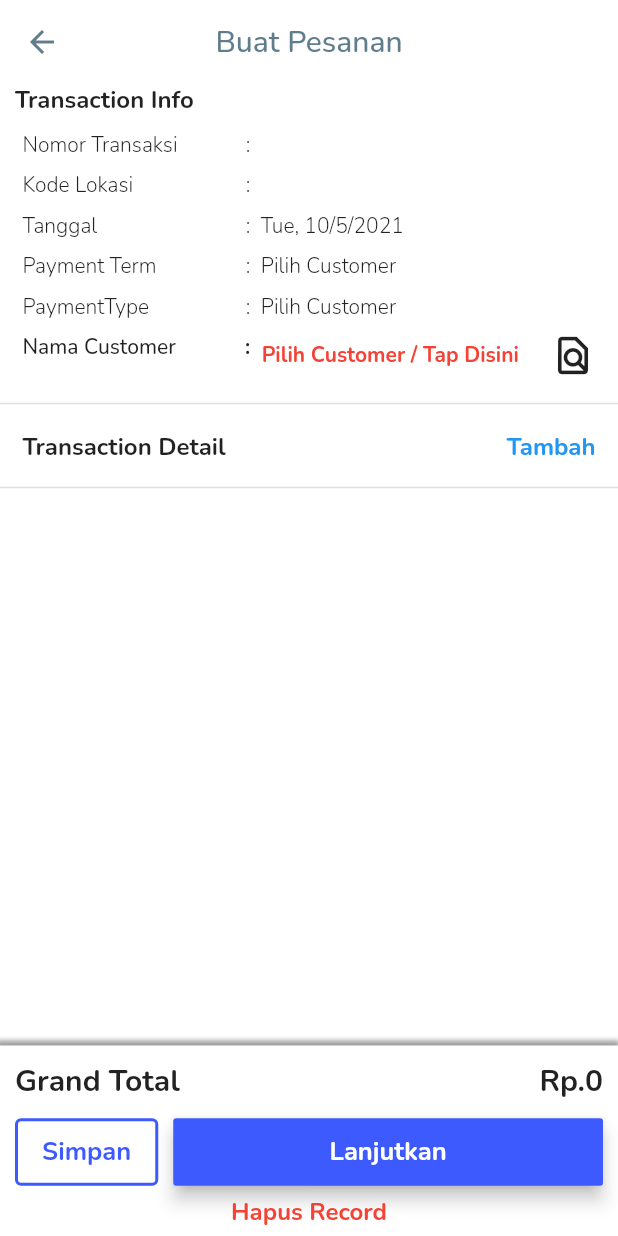
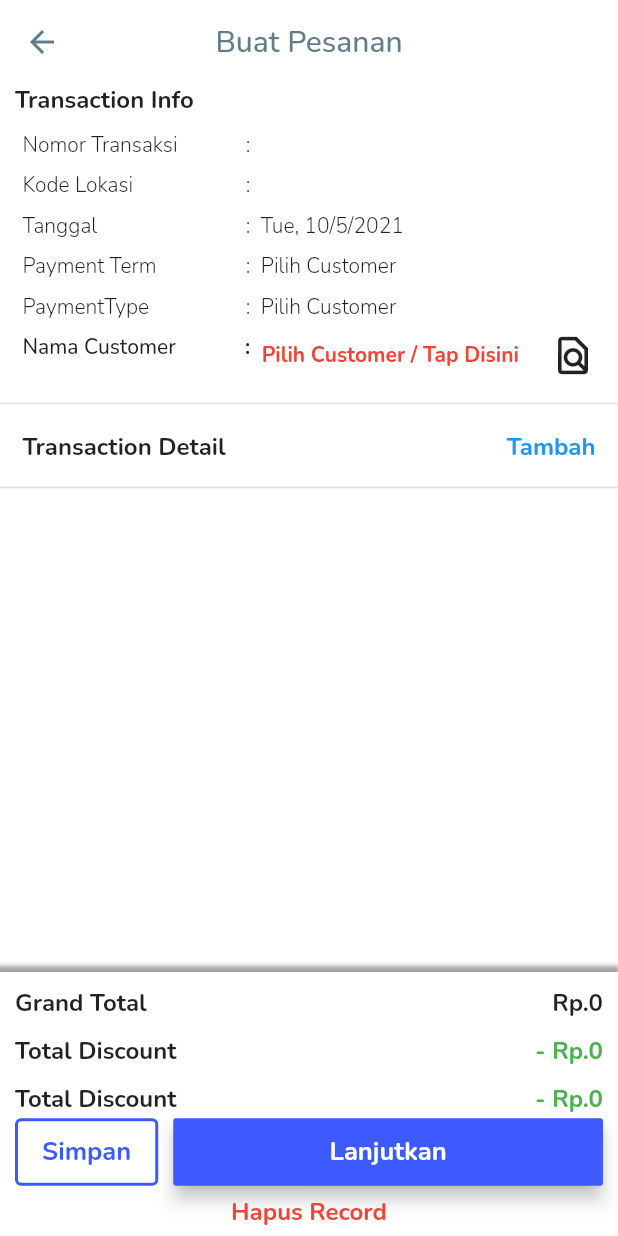
Before and after one commit to kopianan/new_pos, a Flutter app: the SalePage screen opened by its route, after a tap on "Lanjutkan", on a phone screen of 412 x 824 dp. Run offline on Flutter 3.47's test engine with Material 2 defaults, Android fonts, the light colour scheme and no system bars; our stand-ins replace bloc, dartz, dio, flutter_bloc, flutter_svg, flutter_typeahead and 6 more; accounts and stored records are empty.

Commit message:
add discount

```diff
--- a/lib/application/sale/sale_controller.dart
+++ b/lib/application/sale/sale_controller.dart
@@ -23,6 +23,7 @@ class SaleController extends GetxController {
   RxList<ProductDataModel> _cartListItem = <ProductDataModel>[].obs;
   Rx<LocationDataModel> _selectedLocation = LocationDataModel().obs;
   RxDouble _grandTotal = 0.0.obs;
+  RxDouble _grandDiscount = 0.0.obs;
   RxString _transactionNumber = "".obs;
   RxBool _isEditable = false.obs;
   Rx<DateTime> _dateTime = DateTime.now().obs;
@@ -97,6 +98,14 @@ class SaleController extends GetxController {
 
   List<ProductDataModel> get getProductList => this._productList;
 
+  //DISCOUNT LIST
+  void setCustomerDiscountList(List<DiscountDataModel> discList) {
+    this._customrDiscountList.assignAll(discList);
+  }
+
+  List<DiscountDataModel> get getCustomerDiscountList =>
+      this._customrDiscountList;
+
   //CART LIST ITEM
   void setCartList(List<ProductDataModel> list) {
     this._cartListItem.assignAll(list);
@@ -142,20 +151,42 @@ class SaleController extends GetxController {
     }
   }
 
-  String calculateGrandTotal() {
+  double calculateSubTotal() {
     _grandTotal.value = 0;
+
     if (_cartListItem.length == 0) {
       _grandTotal.value = 0;
     }
     _cartListItem.forEach(
       (element) {
+        //Calculate Grand Total
         _grandTotal.value +=
             element.totalBuy * double.parse(element.itemPrice!);
       },
     );
-    var _formatted = NumberFormat.currency(symbol: "Rp.", decimalDigits: 0)
-        .format(_grandTotal.value);
-    return _formatted;
+    return _grandTotal.value;
+  }
+
+  double calculateDiscountGrandTotal() {
+    _grandDiscount.value = 0;
+
+    if (_cartListItem.length == 0) {
+      _grandDiscount.value = 0;
+    }
+    _cartListItem.forEach(
+      (element) {
+        var _subTotal = element.totalBuy * double.parse(element.itemPrice!);
+        if (element.isPercentage == true) {
+          _grandDiscount.value += element.totalBuy *
+              double.parse(element.itemPrice!) *
+              (element.discount! / 100.0);
+        } else {
+          _grandDiscount.value += _subTotal - ((element.discount!) * _subTotal);
+        }
+      },
+    );
+
+    return _grandDiscount.value;
   }
 
   void addItemToCart(ProductDataModel item) {
@@ -167,6 +198,8 @@ class SaleController extends GetxController {
   }
 
   double get getGrandTotal => this._grandTotal.value;
+  double get getGrandDiscount => this._grandDiscount.value;
+
   List<ProductDataModel> get getCartList => this._cartListItem;
 
   //SELECTED ITEM
@@ -182,6 +215,37 @@ class SaleController extends GetxController {
 
     _selectedListItem.removeAt(index);
     _selectedListItem.insert(index, _new);
+  }
+
+  ProductDataModel checkDiscountForItem(ProductDataModel cart) {
+    var _discountList = getCustomerDiscountList;
+    ProductDataModel _newCart = cart;
+
+    for (var i = 0; i < _discountList.length; i++) {
+      var _disc = _discountList[i];
+
+      if (_disc.kategoriId == _newCart.kategoriId) {
+        if (_disc.eventDiscount!.contains("%")) {
+          var _newItem = _newCart.copyWith(isPercentage: true);
+          _newCart = _newItem;
+        } else {
+          var _newItem = _newCart.copyWith(isPercentage: false);
+          _newCart = _newItem;
+        }
+
+        try {
+          var _data = double.parse(
+              _disc.eventDiscount!.replaceAll(RegExp("[^\\d.]"), "").trim());
+
+          var _withDiscount = _newCart.copyWith(discount: _data);
+          _newCart = _withDiscount;
+          return _newCart;
+        } catch (e) {
+          return cart;
+        }
+      }
+    }
+    return _newCart;
   }
 
   void onSaveSelectList() {
@@ -206,9 +270,11 @@ class SaleController extends GetxController {
         try {
           var _item =
               _cartListItem.firstWhere((data) => data.itemId == element.itemId);
-          addBuyQty(_item);
+          var _afterDiscount = checkDiscountForItem(element);
+          addBuyQty(_afterDiscount);
         } catch (e) {
-          _cartListItem.add(element.copyWith(totalBuy: 1));
+          var _afterDiscount = checkDiscountForItem(element);
+          _cartListItem.add(_afterDiscount.copyWith(totalBuy: 1));
         }
       }
     });
--- a/lib/application/sale/sale_cubit.dart
+++ b/lib/application/sale/sale_cubit.dart
@@ -35,7 +35,7 @@ class SaleCubit extends Cubit<SaleState> {
   }
 
   void getCustomerDiscount(CustomerDataModel customerDataModel) async {
-    emit(const SaleState.isLoading());
+    emit(const SaleState.isLoadingDiscount());
     try {
       final _data = await iSale.getCustomerDiscount(customerDataModel);
 
--- a/lib/application/sale/sale_state.dart
+++ b/lib/application/sale/sale_state.dart
@@ -4,6 +4,7 @@ part of 'sale_cubit.dart';
 abstract class SaleState with _$SaleState {
   const factory SaleState.initial() = _Initial;
   const factory SaleState.isLoading() = _IsLoading;
+  const factory SaleState.isLoadingDiscount() = _IsLoadingDiscount;
   const factory SaleState.isError(String error) = _IsError;
   const factory SaleState.onGetAllProducts(List<ProductDataModel> list) =
       _OnGetAllProducts;
--- a/lib/domain/product_data_model.dart
+++ b/lib/domain/product_data_model.dart
@@ -28,6 +28,10 @@ class ProductDataModel with _$ProductDataModel {
     @JsonKey(name: 'display_store') String? displayStore,
     @JsonKey(name: 'weight') String? weight,
     @JsonKey(name: 'in_order') String? inOrder,
+    @Default(0)
+    @JsonKey(name: 'discount', includeIfNull: true)
+        double? discount,
+    @Default(null) @JsonKey(name: 'is_percentage') bool? isPercentage,
     @Default(false) @JsonKey(name: 'isChecked') bool? isChecked,
     @Default(0) @JsonKey(name: 'total_buy') int totalBuy,
   }) = _ProductDataModel;
--- a/lib/presentation/sale/choose_customer_page.dart
+++ b/lib/presentation/sale/choose_customer_page.dart
@@ -94,7 +94,7 @@ class _ChooseCustomerPageState extends State<ChooseCustomerPage> {
           },
           onSuggestionSelected: (suggestion) {
             _saleController.setSelectedCustomer(suggestion);
-            Get.back(closeOverlays: true);
+            Get.back(closeOverlays: true, result: suggestion);
           },
         ),
       );
--- a/lib/presentation/sale/sale_page.dart
+++ b/lib/presentation/sale/sale_page.dart
@@ -4,10 +4,12 @@ import 'package:flutter/material.dart';
 import 'package:flutter_bloc/flutter_bloc.dart';
 import 'package:get/get.dart';
 import 'package:get_storage/get_storage.dart';
+import 'package:intl/intl.dart';
 import 'package:pos/application/sale/sale_controller.dart';
 import 'package:pos/application/sale/sale_cubit.dart';
 import 'package:pos/application/sale/sale_function.dart';
 import 'package:pos/domain/customer_data_model.dart';
+import 'package:pos/domain/discount/discount_data_model.dart';
 import 'package:pos/domain/payment_term.dart';
 import 'package:pos/domain/sale_transaction_data_model.dart';
 import 'package:pos/infrastructure/function/custom_data.dart';
@@ -49,6 +51,10 @@ class _SalePageState extends State<SalePage> {
     _saleController.setProductList(_list);
   }
 
+  String convertNumber(double data) {
+    return NumberFormat.currency(symbol: "Rp.", decimalDigits: 0).format(data);
+  }
+
   Future<void> saveTransactionData() async {
     var _transaction = SaleTransactionDataModel(
         date: CustomDate.getNowDate(),
@@ -58,7 +64,7 @@ class _SalePageState extends State<SalePage> {
         selectedLocation: _saleController.getSelectedLocation,
         transactionNumber: _saleController.getTransactionNumber,
         listProduct: _saleController.getCartList,
-        total: _saleController.calculateGrandTotal());
+        total: convertNumber(_saleController.calculateSubTotal()));
     var _savedList = _box.getSavedTransactionDarta();
 
     //check the data if there is duplicate just update
@@ -85,24 +91,29 @@ class _SalePageState extends State<SalePage> {
   @override
   Widget build(BuildContext context) {
     return Scaffold(
-      // appBar: AppBar(
-      //   title: const Text("Sale"),
-      //   actions: [
-      //     IconButton(
-      //       tooltip: "Sinkron Data",
-      //       onPressed: () {
-      //         saleCubit.getAllProduct();
-      //       },
-      //       icon: const Icon(Icons.refresh),
-      //     )
-      //   ],
-      // ),
       body: SafeArea(
         child: BlocProvider(
           create: (context) => _saleBloc,
           child: BlocConsumer<SaleCubit, SaleState>(
             listener: (context, state) {
-              // TODO: implement listener
+              print(state);
+              state.maybeMap(
+                  orElse: () {},
+                  isLoadingDiscount: (e) {
+                    Get.showSnackbar(
+                      GetBar(
+                        message: "Cek diskon user",
+                        showProgressIndicator: true,
+                      ),
+                    );
+                  },
+                  onGetCustomerDiscount: (e) {
+                    Get.back();
+                    _saleController.setCustomerDiscountList(e.list);
+                  },
+                  isError: (e) {
+                    Get.back();
+                  });
             },
             builder: (context, state) {
               return Column(
@@ -211,31 +222,76 @@ class _SalePageState extends State<SalePage> {
                     child: Column(
                       crossAxisAlignment: CrossAxisAlignment.stretch,
                       children: [
-                        Padding(
-                          padding: const EdgeInsets.symmetric(vertical: 10),
-                          child: Row(
+                        SizedBox(height: 10),
+                        Row(
                           mainAxisAlignment: MainAxisAlignment.spaceBetween,
                           children: [
                             Text(
                               "Grand Total",
                               style: TextStyle(
-                                  fontSize: 20,
+                                fontSize: 16,
                                 fontWeight: FontWeight.bold,
                               ),
                             ),
                             Obx(
                               () => Text(
-                                  _saleController
-                                      .calculateGrandTotal()
-                                      .toString(),
+                                convertNumber(
+                                    _saleController.calculateSubTotal()),
                                 style: TextStyle(
-                                    fontSize: 20,
+                                  fontSize: 16,
                                   fontWeight: FontWeight.bold,
                                 ),
                               ),
                             )
                           ],
                         ),
+                        SizedBox(height: 10),
+                        Row(
+                          mainAxisAlignment: MainAxisAlignment.spaceBetween,
+                          children: [
+                            Text(
+                              "Total Discount",
+                              style: TextStyle(
+                                fontSize: 16,
+                                fontWeight: FontWeight.bold,
+                              ),
+                            ),
+                            Obx(
+                              () => Text(
+                                "- " +
+                                    convertNumber(_saleController
+                                        .calculateDiscountGrandTotal()),
+                                style: TextStyle(
+                                    fontSize: 16,
+                                    fontWeight: FontWeight.bold,
+                                    color: Colors.green),
+                              ),
+                            )
+                          ],
+                        ),
+                        SizedBox(height: 10),
+                        Row(
+                          mainAxisAlignment: MainAxisAlignment.spaceBetween,
+                          children: [
+                            Text(
+                              "Total Discount",
+                              style: TextStyle(
+                                fontSize: 16,
+                                fontWeight: FontWeight.bold,
+                              ),
+                            ),
+                            Text(
+                              "- " +
+                                  convertNumber(
+                                      _saleController.calculateSubTotal() -
+                                          _saleController
+                                              .calculateDiscountGrandTotal()),
+                              style: TextStyle(
+                                  fontSize: 16,
+                                  fontWeight: FontWeight.bold,
+                                  color: Colors.green),
+                            )
+                          ],
                         ),
                         Row(
                           children: [
@@ -289,7 +345,8 @@ class _SalePageState extends State<SalePage> {
                                   ),
                                 ),
                                 onPressed: () {
-                                  saleCubit.getCustomerDiscount(
+                                  print(_saleController.getSelectedCustomer);
+                                  _saleBloc.getCustomerDiscount(
                                       _saleController.getSelectedCustomer);
                                 },
                               ),
@@ -319,6 +376,38 @@ class _SalePageState extends State<SalePage> {
         ),
       ),
     );
+  }
+
+  void applyDiscountToItems(List<DiscountDataModel> discountList) {
+    var _listCart = _saleController.getCartList;
+
+    for (var i = 0; i < _listCart.length; i++) {
+      var _cart = _listCart[i];
+      for (var i = 0; i < discountList.length; i++) {
+        var _disc = discountList[i];
+
+        if (_disc.kategoriId == _cart.kategoriId) {
+          if (_disc.eventDiscount!.contains("%")) {
+            var _newItem = _cart.copyWith(isPercentage: true);
+            _cart = _newItem;
+          } else {
+            var _newItem = _cart.copyWith(isPercentage: false);
+            _cart = _newItem;
+          }
+
+          try {
+            var _data = double.parse(
+                _disc.eventDiscount!.replaceAll(RegExp("[^\\d.]"), "").trim());
+
+            var _newCart = _cart.copyWith(discount: _data);
+            _cart = _newCart;
+            break;
+          } catch (e) {}
+        }
+      }
+      _listCart[i] = _cart;
+    }
+    print(_listCart);
   }
 
   Column informationSection() {
@@ -375,8 +464,11 @@ class _SalePageState extends State<SalePage> {
                       Expanded(
                           flex: 3,
                           child: InkWell(
-                            onTap: () {
-                              Get.toNamed(ChooseCustomerPage.TAG);
+                            onTap: () async {
+                              var _selectedUser =
+                                  await Get.toNamed(ChooseCustomerPage.TAG);
+
+                              _saleBloc.getCustomerDiscount(_selectedUser);
                             },
                             child: Row(
                               mainAxisAlignment: MainAxisAlignment.spaceBetween,
--- a/lib/presentation/sale/widget/product_cart_item.dart
+++ b/lib/presentation/sale/widget/product_cart_item.dart
@@ -63,7 +63,8 @@ class ProductCartItem extends StatelessWidget {
                   ),
                 ],
               ),
-              subtitle: Text("Stok : " + double.parse(item.qty!).toStringAsFixed(0)),
+              subtitle:
+                  Text("Stok : " + double.parse(item.qty!).toStringAsFixed(0)),
               trailing: Column(
                 crossAxisAlignment: CrossAxisAlignment.end,
                 mainAxisAlignment: MainAxisAlignment.end,
@@ -73,6 +74,17 @@ class ProductCartItem extends StatelessWidget {
                         .format(double.parse(item.itemPrice!) * item.totalBuy),
                     style: TextStyle(fontSize: 17),
                   ),
+                  (item.discount == null)
+                      ? SizedBox()
+                      : Text(
+                          (item.isPercentage == true)
+                              ? 'Discount ${item.discount!.toStringAsFixed(0)} %'
+                              : 'Discount ${item.discount!.toStringAsFixed(0)}',
+                          style: TextStyle(
+                              color: Colors.green,
+                              fontWeight: FontWeight.bold,
+                              fontSize: 12),
+                        )
                 ],
               ),
             ),
--- a/pubspec.yaml
+++ b/pubspec.yaml
@@ -27,14 +27,14 @@ environment:
 # the latest version available on pub.dev. To see which dependencies have newer
 # versions available, run `flutter pub outdated`.
 dependencies:
-  bloc: ^7.1.0
+  bloc: ^7.2.1
   cupertino_icons: ^1.0.2
   dartz: ^0.10.0
   dio: ^4.0.0
   enough_serialization: ^1.4.0
   flutter:
     sdk: flutter
-  flutter_bloc: ^7.2.0
+  flutter_bloc: ^7.3.0
   flutter_svg: ^0.22.0
   flutter_typeahead: ^3.2.1
   freezed_annotation: ^0.14.3
@@ -68,7 +68,6 @@ flutter:
   assets:
     - assets/images/
     - assets/icons/
-
   # An image asset can refer to one or more resolution-specific "variants", see
   # https://flutter.dev/assets-and-images/#resolution-aware.
   # For details regarding adding assets from package dependencies, see
```
Also changed, not shown: lib/application/sale/sale_cubit.freezed.dart, lib/domain/product_data_model.freezed.dart, lib/domain/product_data_model.g.dart, pubspec.lock. Lines whose indentation alone changed are shown as unchanged.
